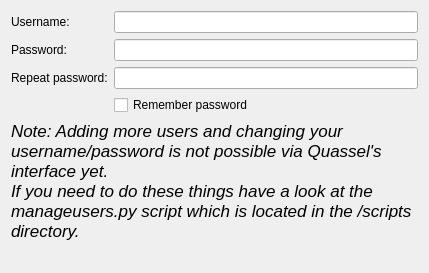
This is src/qtui/ui/coreconfigwizardadminuserpage.ui in quassel/quassel as Qt 5 draws it before an edit. The edited form follows.
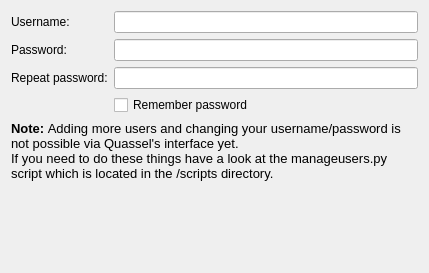
This is the edited form.

Commit message: Fixing/tweaking various UIs, mostly icons

Patch:
```diff
--- a/src/qtui/ui/coreconfigwizardadminuserpage.ui
+++ b/src/qtui/ui/coreconfigwizardadminuserpage.ui
@@ -68,9 +68,9 @@
       <string>&lt;!DOCTYPE HTML PUBLIC "-//W3C//DTD HTML 4.0//EN" "http://www.w3.org/TR/REC-html40/strict.dtd">
 &lt;html>&lt;head>&lt;meta name="qrichtext" content="1" />&lt;style type="text/css">
 p, li { white-space: pre-wrap; }
-&lt;/style>&lt;/head>&lt;body style=" font-family:'Lucida Grande'; font-size:13pt; font-weight:400; font-style:normal;">
-&lt;p style=" margin-top:0px; margin-bottom:0px; margin-left:0px; margin-right:0px; -qt-block-indent:0; text-indent:0px;">&lt;span style=" font-style:italic;">Note: Adding more users and changing your username/password is not possible via Quassel's interface yet.&lt;/span>&lt;/p>
-&lt;p style=" margin-top:0px; margin-bottom:0px; margin-left:0px; margin-right:0px; -qt-block-indent:0; text-indent:0px; font-style:italic;">If you need to do these things have a look at the manageusers.py script which is located in the /scripts directory.&lt;/p>&lt;/body>&lt;/html></string>
+&lt;/style>&lt;/head>&lt;body style=" font-family:'DejaVu Sans'; font-size:8pt; font-weight:400; font-style:normal;">
+&lt;p style=" margin-top:0px; margin-bottom:0px; margin-left:0px; margin-right:0px; -qt-block-indent:0; text-indent:0px; font-family:'Lucida Grande'; font-size:13pt;">&lt;span style=" font-size:10pt; font-weight:600;">Note: &lt;/span>&lt;span style=" font-size:10pt;">Adding more users and changing your username/password is not possible via Quassel's interface yet.&lt;/span>&lt;/p>
+&lt;p style=" margin-top:0px; margin-bottom:0px; margin-left:0px; margin-right:0px; -qt-block-indent:0; text-indent:0px; font-family:'Lucida Grande'; font-size:10pt;">If you need to do these things have a look at the manageusers.py script which is located in the /scripts directory.&lt;/p>&lt;/body>&lt;/html></string>
      </property>
      <property name="alignment" >
       <set>Qt::AlignLeading|Qt::AlignLeft|Qt::AlignTop</set>
```
The commit also changes 6 other files.
